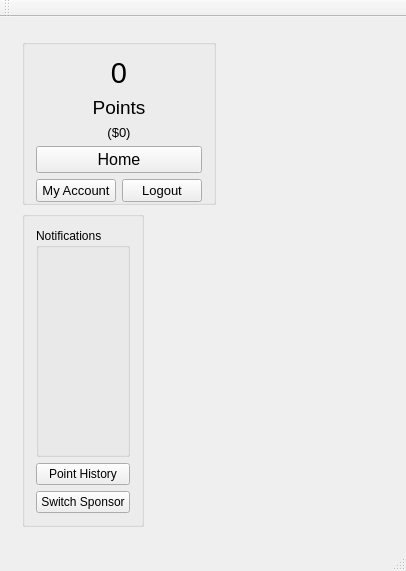
TraceyAlKing/CPSC4910-watt4910-group5, file Drive/mainwindow.ui: the form before one commit.
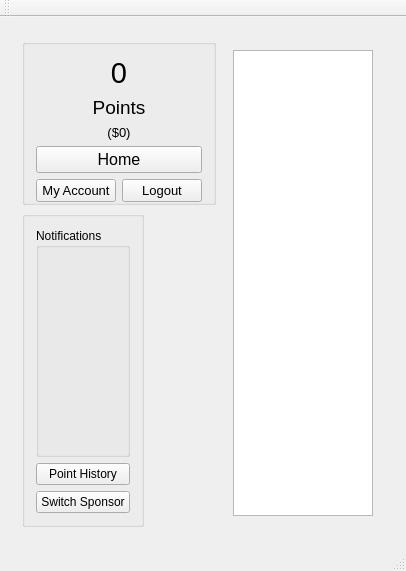
The form after the commit. The open tabs and pages were chosen to show the change.

```diff
--- a/Drive/mainwindow.ui
+++ b/Drive/mainwindow.ui
@@ -501,7 +501,13 @@
           <property name="currentIndex">
            <number>1</number>
           </property>
-          <widget class="QWidget" name="page_2"/>
+          <widget class="QWidget" name="page_2">
+           <layout class="QVBoxLayout" name="verticalLayout_10">
+            <item>
+             <widget class="QTableWidget" name="history_Table"/>
+            </item>
+           </layout>
+          </widget>
           <widget class="QWidget" name="driver_account">
            <layout class="QGridLayout" name="gridLayout">
             <item row="0" column="0">
```
Left out of the diff: 2 changed lines with no effect on the pictures.
